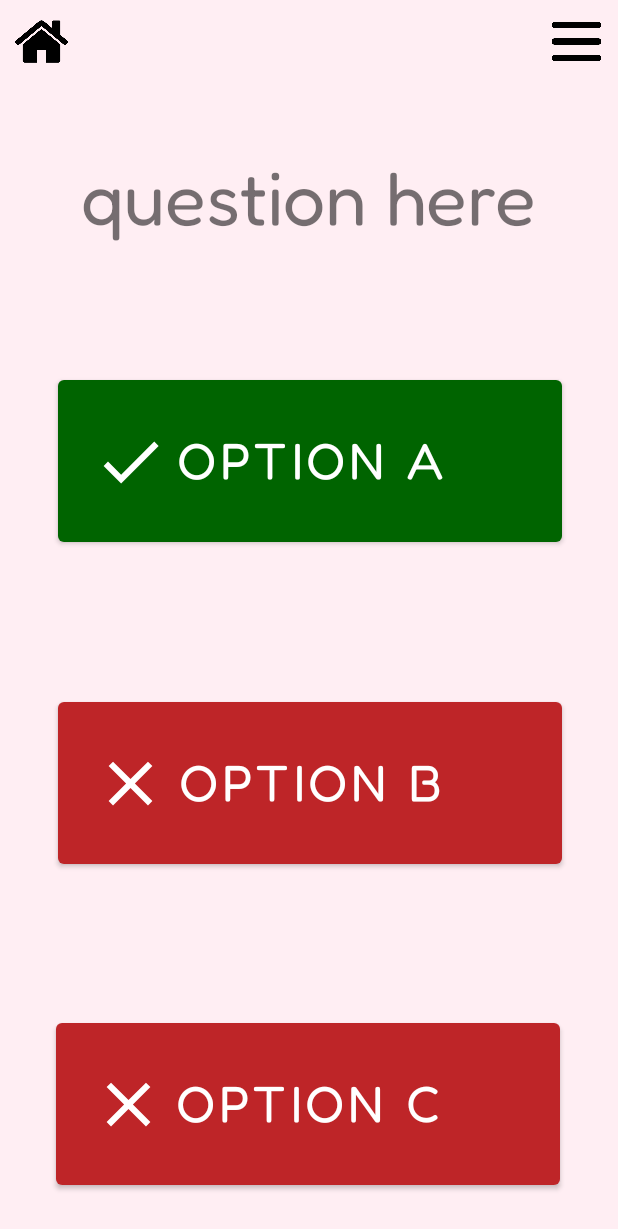
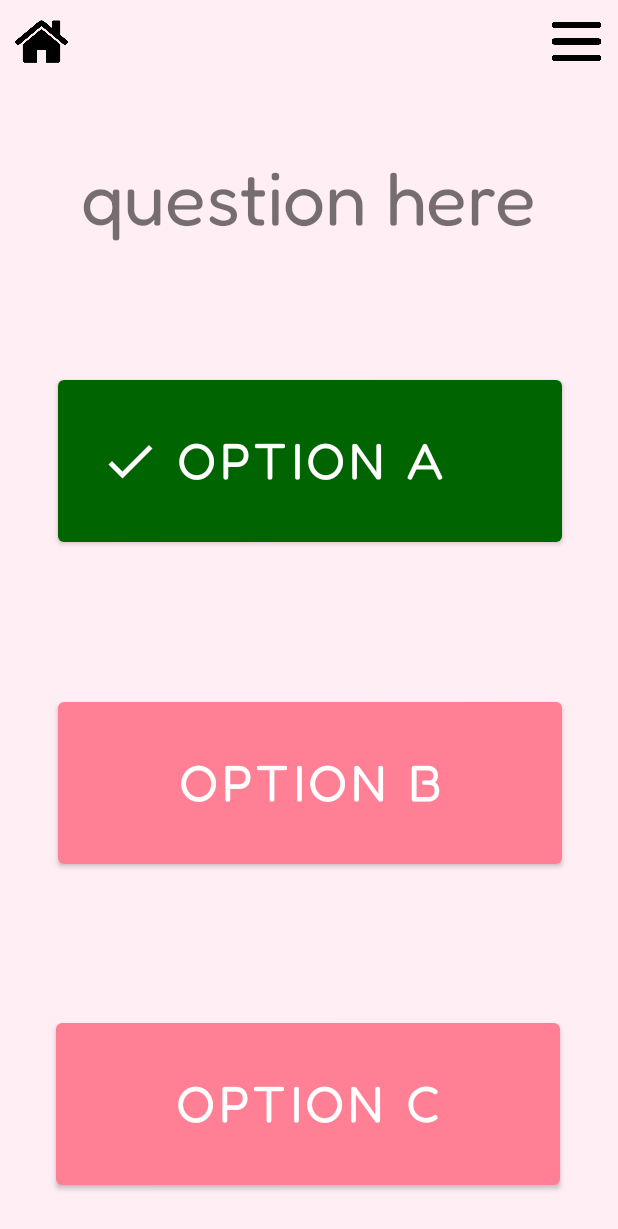
Before and after one commit to clarine24/SEGP_G11B, an Android app: the cbt_qa screen opened directly, with no data from a screen before it, after a tap on "OPTION A", on a phone screen of 412 x 824 dp. Shown: the top 1229 px of the screen. Run offline under Robolectric (Android 15) with nearby library versions, the phone set to English and light mode, and no system bars; 2 other taps on this screen came first.

Commit message:
implement delay on the color changes of the buttons on question and answer page

```diff
--- a/app/src/main/java/com/example/rewire/cbt_qa.java
+++ b/app/src/main/java/com/example/rewire/cbt_qa.java
@@ -44,46 +44,73 @@ public class cbt_qa extends AppCompatActivity {
         final Button optionA = findViewById(R.id.optionA);
         final Button optionB = findViewById(R.id.optionB);
         final Button optionC = findViewById(R.id.optionC);
-        final ImageView optionA_ans = findViewById(R.id.optionA_ans);
-        final ImageView optionB_ans = findViewById(R.id.optionB_ans);
-        final ImageView optionC_ans = findViewById(R.id.optionC_ans);
+        final ImageView optionA_icon = findViewById(R.id.optionA_icon);
+        final ImageView optionB_icon = findViewById(R.id.optionB_icon);
+        final ImageView optionC_icon = findViewById(R.id.optionC_icon);
 
         //assume OPTION A is the correct answer
         char correct = 'A';
 
-        optionA.setOnClickListener(v -> {
-            optionA_ans.setVisibility(View.VISIBLE);
+        optionA.setOnClickListener(new View.OnClickListener() {
+            @Override
+            public void onClick(View v) {
+                if (correct == 'A') {
+                    showCorrectAnswer(optionA, optionA_icon);
+                }
+                else {
+                    showIncorrectAnswer(optionA, optionA_icon);
+                }
+            }
 
-            if (correct == 'A')
-                correctAns(optionA);
-            else
-                wrongAns(optionA);
         });
 
-        optionB.setOnClickListener(v -> {
-            optionB_ans.setVisibility(View.VISIBLE);
-
-            if (correct == 'B')
-                correctAns(optionB);
-            else
-                wrongAns(optionB);
+        optionB.setOnClickListener(new View.OnClickListener() {
+            @Override
+            public void onClick(View v) {
+                if (correct == 'B')
+                    showCorrectAnswer(optionB, optionB_icon);
+                else
+                    showIncorrectAnswer(optionB, optionB_icon);
+            }
         });
 
-        optionC.setOnClickListener(v -> {
-            optionC_ans.setVisibility(View.VISIBLE);
+        optionC.setOnClickListener(new View.OnClickListener() {
+            @Override
+            public void onClick(View v) {
+                if (correct == 'C')
+                    showCorrectAnswer(optionC, optionC_icon);
+                else
+                    showIncorrectAnswer(optionC, optionC_icon);
+            }
+        });
 
-            if (correct == 'C')
-                correctAns(optionC);
-            else
-                wrongAns(optionC);
-        });
     }
 
-    private void correctAns(Button option) {
+    private void showCorrectAnswer(Button option, ImageView icon) {
+        option.setClickable(false);
+        icon.setVisibility(View.VISIBLE);
         option.setBackgroundColor(getResources().getColor(R.color.dark_green));
+        option.postDelayed(new Runnable() {
+            @Override
+            public void run() {
+                option.setClickable(true);
+                option.setBackgroundColor(getResources().getColor(R.color.dark_pink));
+                icon.setVisibility(View.INVISIBLE);
+            }
+        }, 2000);
     }
 
-    private void wrongAns(Button option) {
+    private void showIncorrectAnswer(Button option, ImageView icon) {
+        option.setClickable(false);
+        icon.setVisibility(View.VISIBLE);
         option.setBackgroundColor(getResources().getColor(R.color.dark_red));
+        option.postDelayed(new Runnable() {
+            @Override
+            public void run() {
+                option.setClickable(true);
+                option.setBackgroundColor(getResources().getColor(R.color.dark_pink));
+                icon.setVisibility(View.INVISIBLE);
+            }
+        }, 2000);
     }
 }
--- a/app/src/main/res/layout/activity_cbt_question_answer.xml
+++ b/app/src/main/res/layout/activity_cbt_question_answer.xml
@@ -26,9 +26,9 @@
         app:layout_constraintStart_toStartOf="parent" />
 
     <ImageView
-        android:id="@+id/optionC_ans"
-        android:layout_width="50dp"
-        android:layout_height="50dp"
+        android:id="@+id/optionC_icon"
+        android:layout_width="40dp"
+        android:layout_height="40dp"
         android:layout_marginRight="240dp"
         android:src="@drawable/incorrect_icon"
         android:elevation="5dp"
@@ -53,9 +53,9 @@
         app:layout_constraintTop_toBottomOf="@+id/optionA" />
 
     <ImageView
-        android:id="@+id/optionB_ans"
-        android:layout_width="50dp"
-        android:layout_height="50dp"
+        android:id="@+id/optionB_icon"
+        android:layout_width="40dp"
+        android:layout_height="40dp"
         android:layout_marginRight="240dp"
         android:src="@drawable/incorrect_icon"
         android:elevation="5dp"
@@ -81,9 +81,9 @@
         app:layout_constraintTop_toBottomOf="@+id/question" />
 
     <ImageView
-        android:id="@+id/optionA_ans"
-        android:layout_width="50dp"
-        android:layout_height="50dp"
+        android:id="@+id/optionA_icon"
+        android:layout_width="40dp"
+        android:layout_height="40dp"
         android:layout_marginRight="240dp"
         android:src="@drawable/correct_icon"
         android:elevation="5dp"
```
